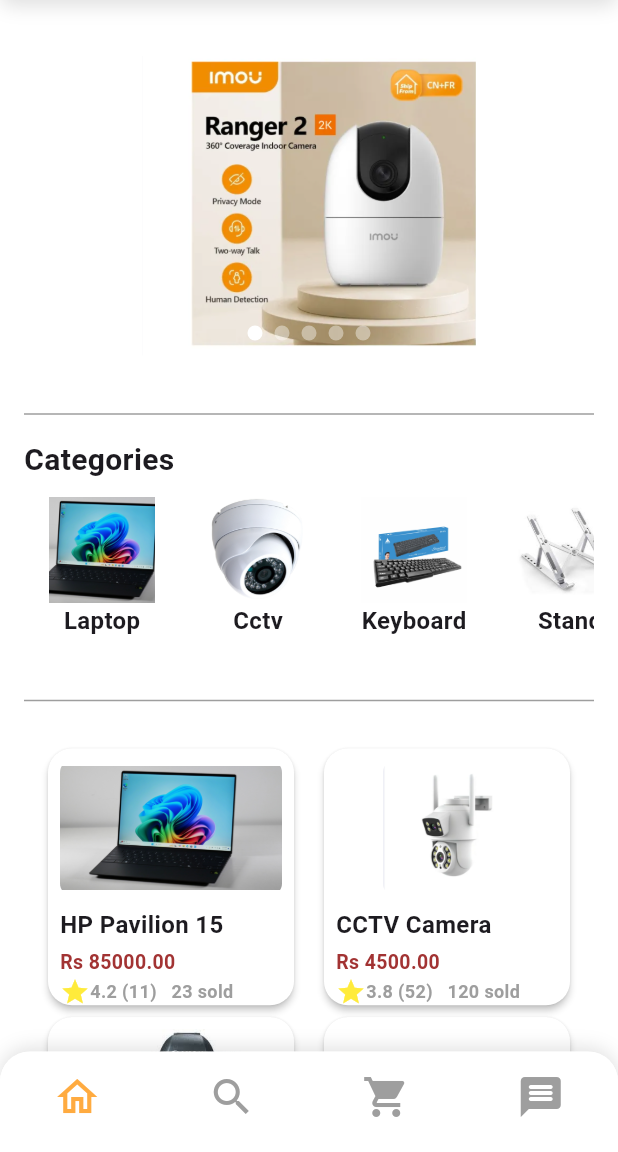
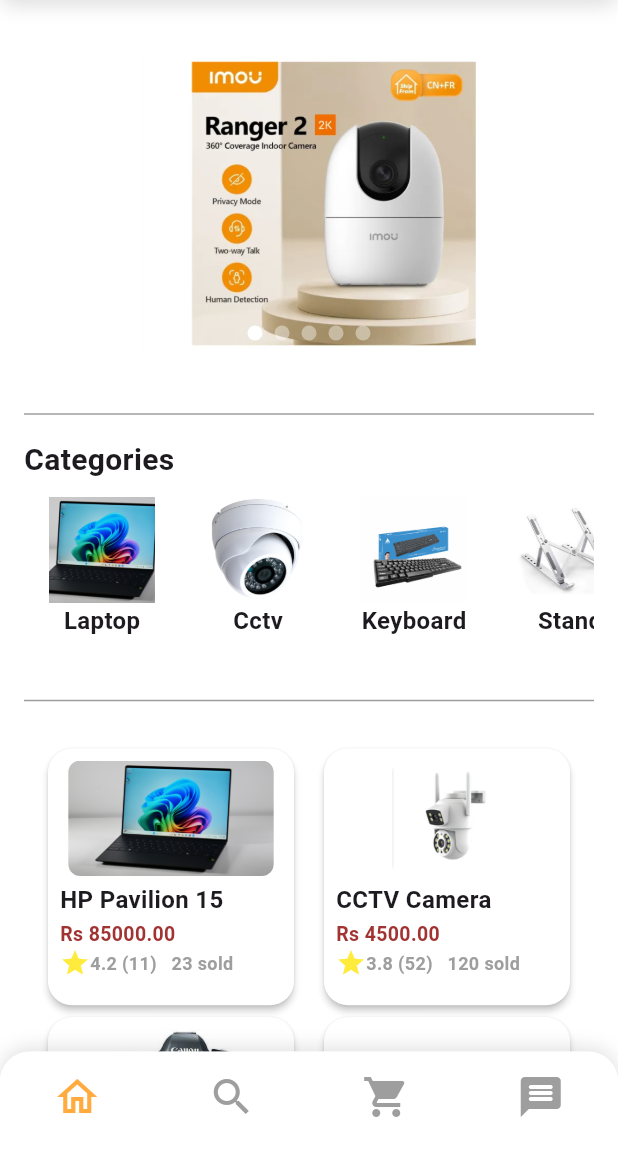
Before and after one commit to 39laxmann/E_commerce-App, a Flutter app: the screen it shows after launch, on a phone screen of 412 x 824 dp, the part 84-1236 px from its top. Run offline on Flutter 3.47's test engine with Material 3 defaults, Android fonts, the phone set to English and light mode, and no system bars; drawn by our look-alikes of carousel_slider, shimmer; missing offline and left inert: dart:ffi.

Commit message:
made some changes for overflowed pixel problem in android

```diff
--- a/lib/products/product_display.dart
+++ b/lib/products/product_display.dart
@@ -34,10 +34,10 @@
             Center(
               child: ClipRRect(
                 borderRadius: BorderRadius.circular(8),
-                child: Image.asset(imagePath, height: 90, fit: BoxFit.contain),
+                child: Image.asset(imagePath, height: 77, fit: BoxFit.contain),
               ),
             ),
-            const SizedBox(height: 8),
+            const SizedBox(height: 4),
 
             // Product Name
             Text(
@@ -47,7 +47,7 @@
               overflow: TextOverflow.ellipsis,
             ),
 
-            const SizedBox(height: 4),
+            const SizedBox(height: 2),
 
             // Product Price
             Text(
```
